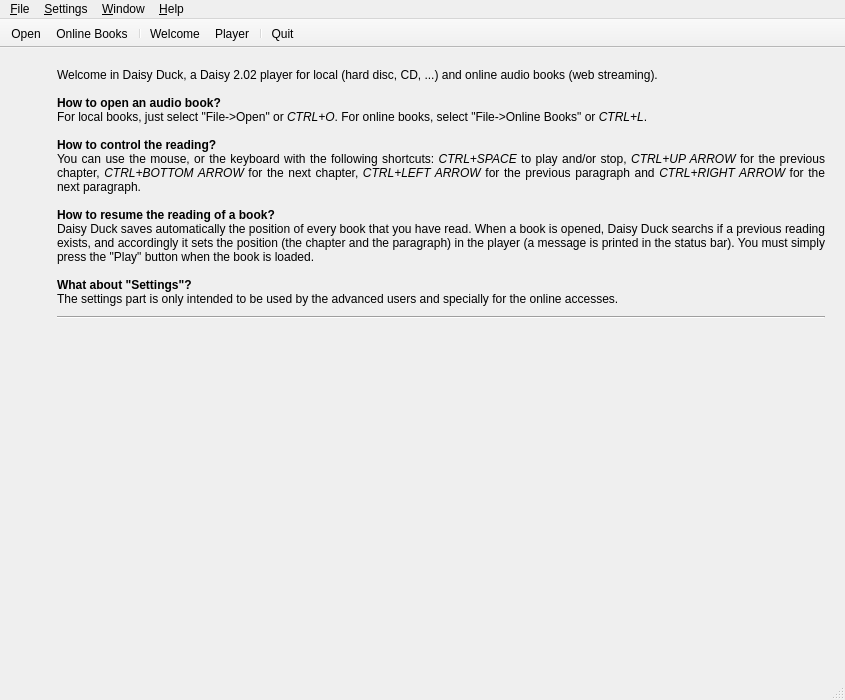
The window that src/winMain.ui (Skywalker13/DaisyDuck) describes before a commit, drawn with Qt 5.
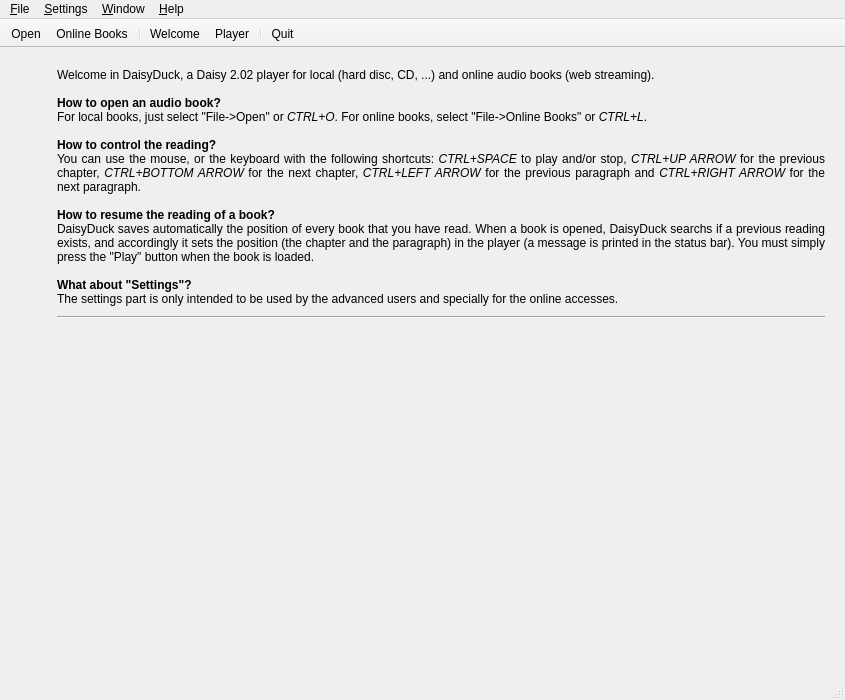
The same window after the commit. Icons and pictures are not drawn.

```diff
--- a/src/winMain.ui
+++ b/src/winMain.ui
@@ -107,7 +107,7 @@
             <item>
              <widget class="QLabel" name="label_5">
               <property name="text">
-               <string>Welcome in Daisy Duck, a Daisy 2.02 player for local (hard disc, CD, ...) and online audio books (web streaming).&lt;br/&gt;
+               <string>Welcome in DaisyDuck, a Daisy 2.02 player for local (hard disc, CD, ...) and online audio books (web streaming).&lt;br/&gt;
 &lt;br/&gt;
 &lt;b&gt;How to open an audio book?&lt;/b&gt;&lt;br/&gt;
 For local books, just select &quot;File-&gt;Open&quot; or &lt;i&gt;CTRL+O&lt;/i&gt;. For online books, select &quot;File-&gt;Online Books&quot; or &lt;i&gt;CTRL+L&lt;/i&gt;.&lt;br/&gt;
@@ -116,7 +116,7 @@
 You can use the mouse, or the keyboard with the following shortcuts: &lt;i&gt;CTRL+SPACE&lt;/i&gt; to play and/or stop, &lt;i&gt;CTRL+UP ARROW&lt;/i&gt; for the previous chapter, &lt;i&gt;CTRL+BOTTOM ARROW&lt;/i&gt; for the next chapter, &lt;i&gt;CTRL+LEFT ARROW&lt;/i&gt; for the previous paragraph and &lt;i&gt;CTRL+RIGHT ARROW&lt;/i&gt; for the next paragraph.&lt;br/&gt;
 &lt;br/&gt;
 &lt;b&gt;How to resume the reading of a book?&lt;/b&gt;&lt;br/&gt;
-Daisy Duck saves automatically the position of every book that you have read. When a book is opened, Daisy Duck searchs if a previous reading exists, and accordingly it sets the position (the chapter and the paragraph) in the player (a message is printed in the status bar). You must simply press the &quot;Play&quot; button when the book is loaded.&lt;br/&gt;
+DaisyDuck saves automatically the position of every book that you have read. When a book is opened, DaisyDuck searchs if a previous reading exists, and accordingly it sets the position (the chapter and the paragraph) in the player (a message is printed in the status bar). You must simply press the &quot;Play&quot; button when the book is loaded.&lt;br/&gt;
 &lt;br/&gt;
 &lt;b&gt;What about &quot;Settings&quot;?&lt;/b&gt;&lt;br/&gt;
 The settings part is only intended to be used by the advanced users and specially for the online accesses.</string>
```
Left out of the diff: 4 changed lines with no effect on the pictures.
